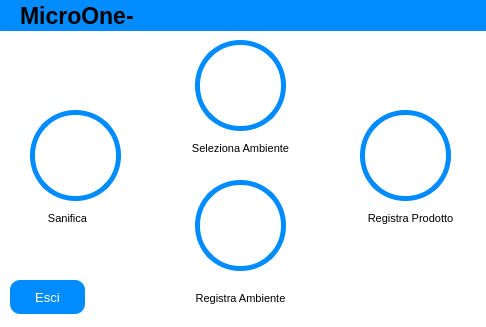
Above: view/main_window.ui from ISacchitella/MicroOne_v1.1 before the change. Below: the same form after it.
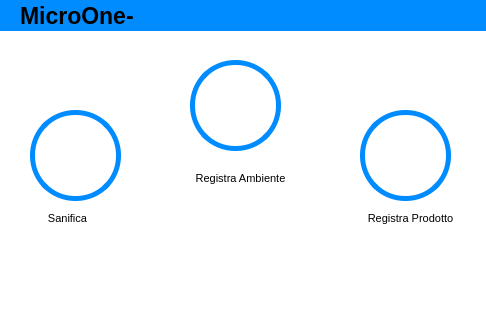
That is the form after the change. Icons and pictures are not drawn.

```diff
--- a/view/main_window.ui
+++ b/view/main_window.ui
@@ -33,8 +33,8 @@
    <widget class="QPushButton" name="reg_ambiente_btn">
     <property name="geometry">
      <rect>
-      <x>195</x>
-      <y>180</y>
+      <x>190</x>
+      <y>60</y>
       <width>91</width>
       <height>91</height>
      </rect>
@@ -70,49 +70,6 @@
      </size>
     </property>
    </widget>
-   <widget class="QPushButton" name="sel_ambiente_btn">
-    <property name="geometry">
-     <rect>
-      <x>195</x>
-      <y>40</y>
-      <width>91</width>
-      <height>91</height>
-     </rect>
-    </property>
-    <property name="maximumSize">
-     <size>
-      <width>91</width>
-      <height>91</height>
-     </size>
-    </property>
-    <property name="font">
-     <font>
-      <pointsize>15</pointsize>
-     </font>
-    </property>
-    <property name="cursor">
-     <cursorShape>ArrowCursor</cursorShape>
-    </property>
-    <property name="styleSheet">
-     <string notr="true">background-color: rgb(255, 255, 255);
-      border: 5px solid rgb(0,140,255);
-      border-radius:45px;
-     </string>
-    </property>
-    <property name="text">
-     <string/>
-    </property>
-    <property name="icon">
-     <iconset resource="img_resources.qrc">
-      <normaloff>:/icons/res/select.png</normaloff>:/icons/res/select.png</iconset>
-    </property>
-    <property name="iconSize">
-     <size>
-      <width>50</width>
-      <height>50</height>
-     </size>
-    </property>
-   </widget>
    <widget class="QPushButton" name="reg_prodotto_btn">
     <property name="geometry">
      <rect>
@@ -157,9 +114,9 @@
     <property name="geometry">
      <rect>
       <x>10</x>
-      <y>280</y>
-      <width>75</width>
-      <height>34</height>
+      <y>270</y>
+      <width>51</width>
+      <height>41</height>
      </rect>
     </property>
     <property name="font">
@@ -169,11 +126,15 @@
     </property>
     <property name="styleSheet">
      <string notr="true">color: rgb(255, 255, 255);
-background-color: rgb(0, 140, 255);
+background-color: rgb(255, 255, 255);
 border-radius:10px;</string>
     </property>
     <property name="text">
-     <string>Esci</string>
+     <string/>
+    </property>
+    <property name="icon">
+     <iconset resource="img_resources.qrc">
+      <normaloff>:/poweroff /res/poweroff_icon.png</normaloff>:/poweroff /res/poweroff_icon.png</iconset>
     </property>
    </widget>
    <widget class="QLabel" name="sanifica_label">
@@ -287,43 +248,11 @@
      <set>Qt::AlignCenter</set>
     </property>
    </widget>
-   <widget class="QLabel" name="seleziona_a_label">
-    <property name="geometry">
-     <rect>
-      <x>180</x>
-      <y>140</y>
-      <width>121</width>
-      <height>16</height>
-     </rect>
-    </property>
-    <property name="font">
-     <font>
-      <pointsize>8</pointsize>
-      <weight>50</weight>
-      <bold>false</bold>
-     </font>
-    </property>
-    <property name="layoutDirection">
-     <enum>Qt::LeftToRight</enum>
-    </property>
-    <property name="styleSheet">
-     <string notr="true">color: rgb(0, 0, 0);</string>
-    </property>
-    <property name="text">
-     <string>Seleziona Ambiente</string>
-    </property>
-    <property name="textFormat">
-     <enum>Qt::AutoText</enum>
-    </property>
-    <property name="alignment">
-     <set>Qt::AlignCenter</set>
-    </property>
-   </widget>
    <widget class="QLabel" name="registra_a_label">
     <property name="geometry">
      <rect>
       <x>180</x>
-      <y>290</y>
+      <y>170</y>
       <width>121</width>
       <height>16</height>
      </rect>
```
Left out of the diff: 2 changed lines with no effect on the pictures.
